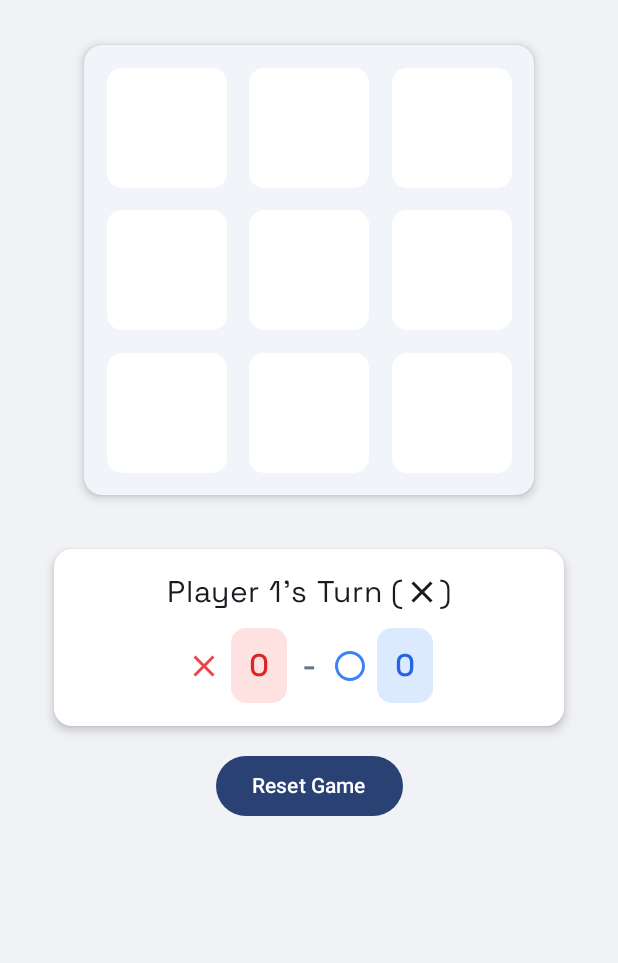
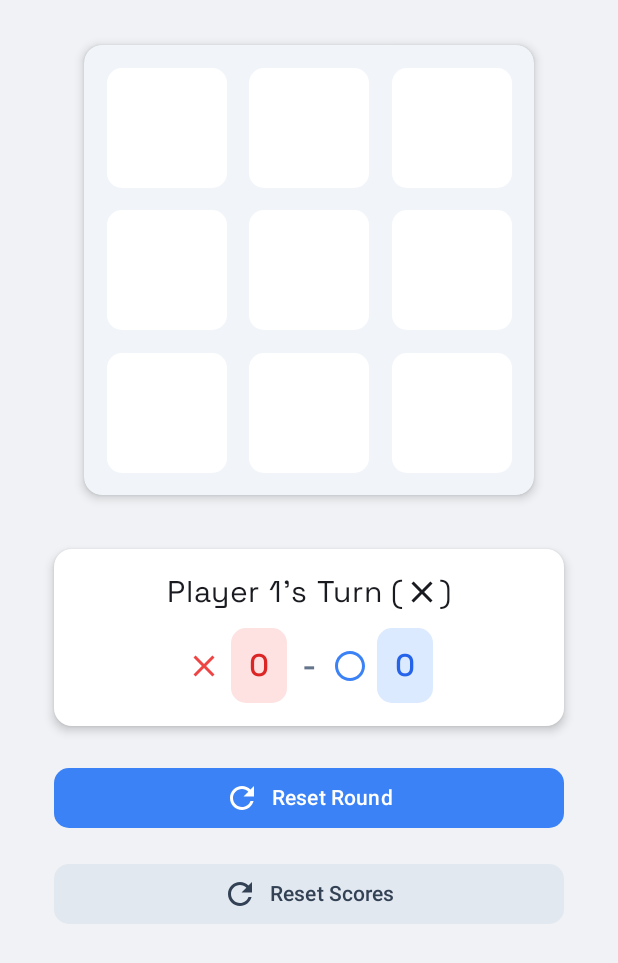
Before and after one commit to a-gud-boy/tictactoe, an Android app built with Jetpack Compose: the composable InfiniteTicTacToePage shown on its own in the app's theme, on a phone screen of 412 x 824 dp. Shown: the top 963 px of the screen. Run offline under Robolectric (Android 15) with nearby library versions, the phone set to English and light mode, and no system bars; our stand-ins replace constraintlayout-compose.

Commit message:
Implement the buttons of Resent scores and reset round and optimised the colors of the top app bar

```diff
--- a/app/src/main/java/com/a_gud_boy/tictactoe/InfiniteTicTacToe.kt
+++ b/app/src/main/java/com/a_gud_boy/tictactoe/InfiniteTicTacToe.kt
@@ -16,7 +16,9 @@ import androidx.compose.foundation.layout.wrapContentSize
 import androidx.compose.foundation.shape.RoundedCornerShape
 import androidx.compose.material.icons.Icons
 import androidx.compose.material.icons.filled.Close
+import androidx.compose.material.icons.filled.Refresh
 import androidx.compose.material3.Button
+import androidx.compose.material3.ButtonDefaults
 import androidx.compose.material3.Card
 import androidx.compose.material3.CardDefaults
 import androidx.compose.material3.ExperimentalMaterial3Api
@@ -120,7 +122,7 @@ fun InfiniteTicTacToePage(innerPadding: PaddingValues) {
     }
 
     var resetButtonText by rememberSaveable {
-        mutableStateOf("Reset Game")
+        mutableStateOf("Reset Round")
     }
 
     var isGameConcluded by rememberSaveable {
@@ -1149,7 +1151,9 @@ fun InfiniteTicTacToePage(innerPadding: PaddingValues) {
                 ) {
                     // Denotes the turn
                     Row(
-                        modifier = Modifier.padding(top = 10.dp).fillMaxWidth(),
+                        modifier = Modifier
+                            .padding(top = 10.dp)
+                            .fillMaxWidth(),
                         verticalAlignment = Alignment.CenterVertically,
                         horizontalArrangement = Arrangement.Center
                     ) {
@@ -1175,7 +1179,9 @@ fun InfiniteTicTacToePage(innerPadding: PaddingValues) {
                         )
                     }
                     Row(
-                        modifier = Modifier.padding(bottom = 10.dp).fillMaxWidth(),
+                        modifier = Modifier
+                            .padding(bottom = 10.dp)
+                            .fillMaxWidth(),
                         verticalAlignment = Alignment.CenterVertically,
                         horizontalArrangement = Arrangement.Center
                     ) {
@@ -1231,17 +1237,64 @@ fun InfiniteTicTacToePage(innerPadding: PaddingValues) {
 
 
 
-            Button(onClick = {
+            Button(
+                onClick = {
                     player1Moves = mutableListOf()
                     player2Moves = mutableListOf()
                     winnerInfo = null // Reset winnerInfo
                     buttonCoordinates.clear() // Clear stored coordinates (though they'll repopulate)
                     player1turn = true
-                resetButtonText = "Reset Game"
+                    resetButtonText = "Reset Round"
                     gameStarted = true
                     isGameConcluded = false // Reset game concluded state
-            }) {
-                Text(text = resetButtonText)
+                },
+                modifier = Modifier
+                    .fillMaxWidth()
+                    .padding(horizontal = 16.dp, vertical = 8.dp),
+                shape = RoundedCornerShape(10.dp), // Apply the shape directly to the Button
+                colors = ButtonDefaults.buttonColors(
+                    containerColor = colorResource(R.color.blue_o_icon), // Set the button's container color
+                    contentColor = Color.White // Optionally set the color for the text inside
+                )
+            ) {
+                Row(
+                    horizontalArrangement = Arrangement.Center,
+                    verticalAlignment = Alignment.CenterVertically
+                ) {
+                    Icon(Icons.Filled.Refresh, contentDescription = "New Round")
+                    Text(
+                        text = resetButtonText,
+                        modifier = Modifier
+                            .padding(start = 8.dp)
+                    )
+                }
+            }
+
+            Button(
+                onClick = {
+                    player1Wins = 0
+                    player2Wins = 0
+                },
+                modifier = Modifier
+                    .fillMaxWidth()
+                    .padding(horizontal = 16.dp, vertical = 8.dp),
+                shape = RoundedCornerShape(10.dp), // Apply the shape directly to the Button
+                colors = ButtonDefaults.buttonColors(
+                    containerColor = colorResource(R.color.resetScoresButtonBackground), // Set the button's container color
+                    contentColor = colorResource(R.color.darkTextColor) // Optionally set the color for the text inside
+                )
+            ) {
+                Row(
+                    horizontalArrangement = Arrangement.Center,
+                    verticalAlignment = Alignment.CenterVertically
+                ) {
+                    Icon(Icons.Filled.Refresh, contentDescription = "New Round")
+                    Text(
+                        text = "Reset Scores",
+                        modifier = Modifier
+                            .padding(start = 8.dp)
+                    )
+                }
             }
         }
 
@@ -1268,7 +1321,7 @@ fun InfiniteTicTacToePage(innerPadding: PaddingValues) {
                     // All existing actions for Player 1 win:
                     turnDenotingText = "Player 1 Won"
                     gameStarted = false
-                    resetButtonText = "New Game"
+                    resetButtonText = "New Round"
                     winnerInfo = WinnerInfo("Player 1 Wins", combination)
                     player1Wins++
                     // Add this line:
@@ -1279,7 +1332,7 @@ fun InfiniteTicTacToePage(innerPadding: PaddingValues) {
                     // All existing actions for Player 2 win:
                     turnDenotingText = "Player 2 Won"
                     gameStarted = false
-                    resetButtonText = "New Game"
+                    resetButtonText = "New Round"
                     winnerInfo = WinnerInfo("Player 2 Wins", combination)
                     player2Wins++
                     // Add this line:
--- a/app/src/main/java/com/a_gud_boy/tictactoe/MainPage.kt
+++ b/app/src/main/java/com/a_gud_boy/tictactoe/MainPage.kt
@@ -133,7 +133,10 @@ fun MainPage() {
                         }
                     },
                     colors = TopAppBarDefaults.topAppBarColors(
-                        containerColor = colorResource(R.color.background)
+                        containerColor = colorResource(R.color.background),
+                        titleContentColor = colorResource(R.color.darkTextColor),
+                        navigationIconContentColor = colorResource(R.color.darkTextColor),
+                        actionIconContentColor = colorResource(R.color.darkTextColor)
                     )
                 )
             }
--- a/app/src/main/res/values/colors.xml
+++ b/app/src/main/res/values/colors.xml
@@ -16,5 +16,7 @@
     <color name="blue_o_icon">#3b82f6</color>
     <color name="numberOfWinsTextColor_o">#2563eb</color>
     <color name="numberOfWinsBackgroundColor_o">#dbeafe</color>
+    <color name="resetScoresButtonBackground">#e2e8f0</color>
+    <color name="darkTextColor">#334155</color>
 
 </resources>
```
Lines whose indentation alone changed are shown as unchanged.
